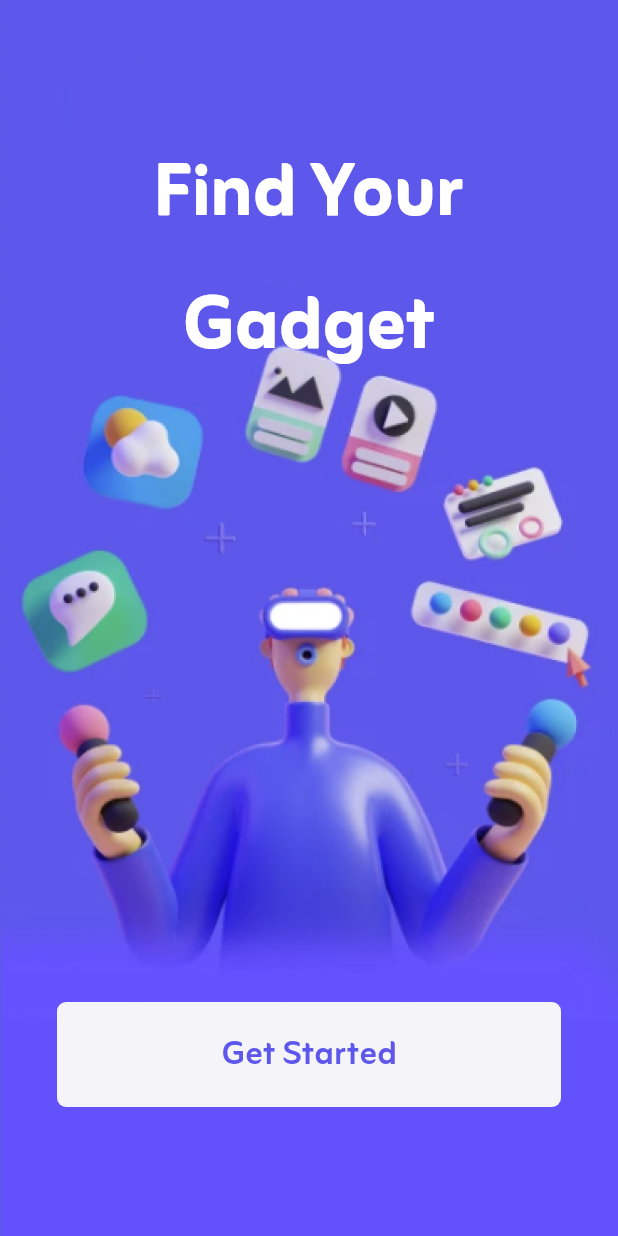
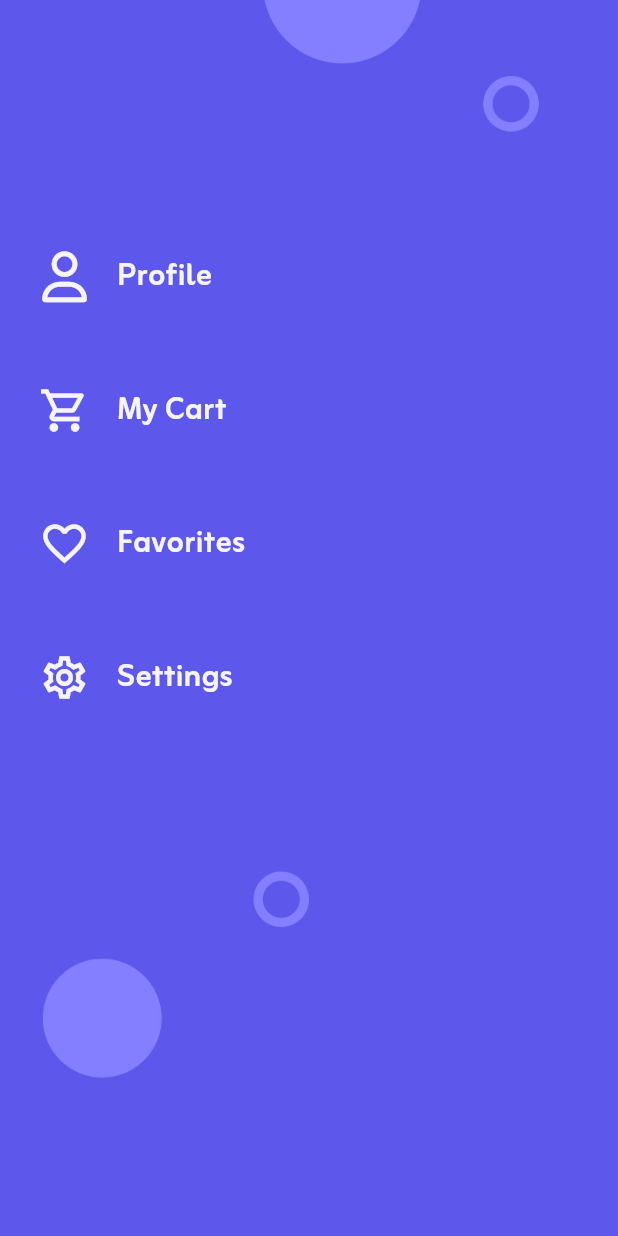
Before and after one commit to youssefhedefa/marketos, a Flutter app: the screen it shows after launch, on a phone screen of 412 x 824 dp. Run offline on Flutter 3.47's test engine with Material 3 defaults, Android fonts, the phone set to English and light mode, and no system bars; our stand-ins replace bloc, cloud_firestore, dartz, firebase_auth, firebase_core, firebase_storage and 4 more; accounts and stored records are empty.

Commit message:
Create custom drawer, and add its background

```diff
--- /dev/null
+++ b/lib/core/components/custom_drawer.dart
@@ -0,0 +1,46 @@
+import 'package:flutter/material.dart';
+import 'package:font_awesome_flutter/font_awesome_flutter.dart';
+import 'package:marketos/core/components/custom_drawer_item.dart';
+import 'package:marketos/core/helpers/image_assets_helper.dart';
+
+
+class CustomDrawer extends StatelessWidget {
+  const CustomDrawer({super.key});
+
+  @override
+  Widget build(BuildContext context) {
+    return Scaffold(
+      body: Container(
+        decoration: const BoxDecoration(
+          image: DecorationImage(
+            image: AssetImage(AppImageHelper.drawerBackgroundImage),
+            fit: BoxFit.cover,
+          ),
+        ),
+        child: const Column(
+          children: [
+            SizedBox(
+              height: 140,
+            ),
+            CustomDrawerItem(
+              title: 'Profile',
+              icon: FontAwesomeIcons.user,
+            ),
+            CustomDrawerItem(
+              title: 'My Cart',
+              icon: Icons.shopping_cart_outlined,
+            ),
+            CustomDrawerItem(
+              title: 'Favorites',
+              icon: Icons.favorite_border,
+            ),
+            CustomDrawerItem(
+              title: 'Settings',
+              icon: Icons.settings_outlined,
+            ),
+          ],
+        ),
+      ),
+    );
+  }
+}
--- /dev/null
+++ b/lib/core/components/custom_drawer_item.dart
@@ -0,0 +1,32 @@
+import 'package:flutter/material.dart';
+import 'package:marketos/core/helpers/color_helper.dart';
+import 'package:marketos/core/helpers/font_style_helper.dart';
+
+
+class CustomDrawerItem extends StatelessWidget {
+  const CustomDrawerItem({super.key, required this.title, required this.icon});
+
+  final String title;
+  final IconData icon;
+
+  @override
+  Widget build(BuildContext context) {
+    return Padding(
+      padding: const EdgeInsets.all(26.0),
+      child: Row(
+        children: [
+          Icon(
+              icon,
+            color: AppColorHelper.whiteColor,
+            size: 34,
+          ),
+          const SizedBox(width: 18,),
+          Text(
+              title,
+            style: AppTextStyleHelper.font26WhiteBold,
+          ),
+        ],
+      ),
+    );
+  }
+}
--- a/lib/core/helpers/image_assets_helper.dart
+++ b/lib/core/helpers/image_assets_helper.dart
@@ -1,3 +1,4 @@
 abstract class AppImageHelper{
   static const String splashImage = 'assets/images/splash.png';
+  static const String drawerBackgroundImage = 'assets/images/drawer_background.png';
 }
--- a/lib/marketos.dart
+++ b/lib/marketos.dart
@@ -1,4 +1,5 @@
 import 'package:flutter/material.dart';
+import 'package:marketos/core/components/custom_drawer.dart';
 import 'package:marketos/core/routing/routing_constants.dart';
 import 'package:marketos/core/routing/routing_manager.dart';
 
@@ -16,8 +17,9 @@ class Marketos extends StatelessWidget {
         colorScheme: ColorScheme.fromSeed(seedColor: Colors.deepPurple),
         useMaterial3: true,
       ),
-      onGenerateRoute: appRoutingManager.onGenerateRoute,
-      initialRoute: AppRoutingConstants.splash,
+      // onGenerateRoute: appRoutingManager.onGenerateRoute,
+      // initialRoute: AppRoutingConstants.splash,
+      home:const CustomDrawer(),
     );
   }
 }
```
Also changed, not shown: assets/images/drawer_background.png (added).
